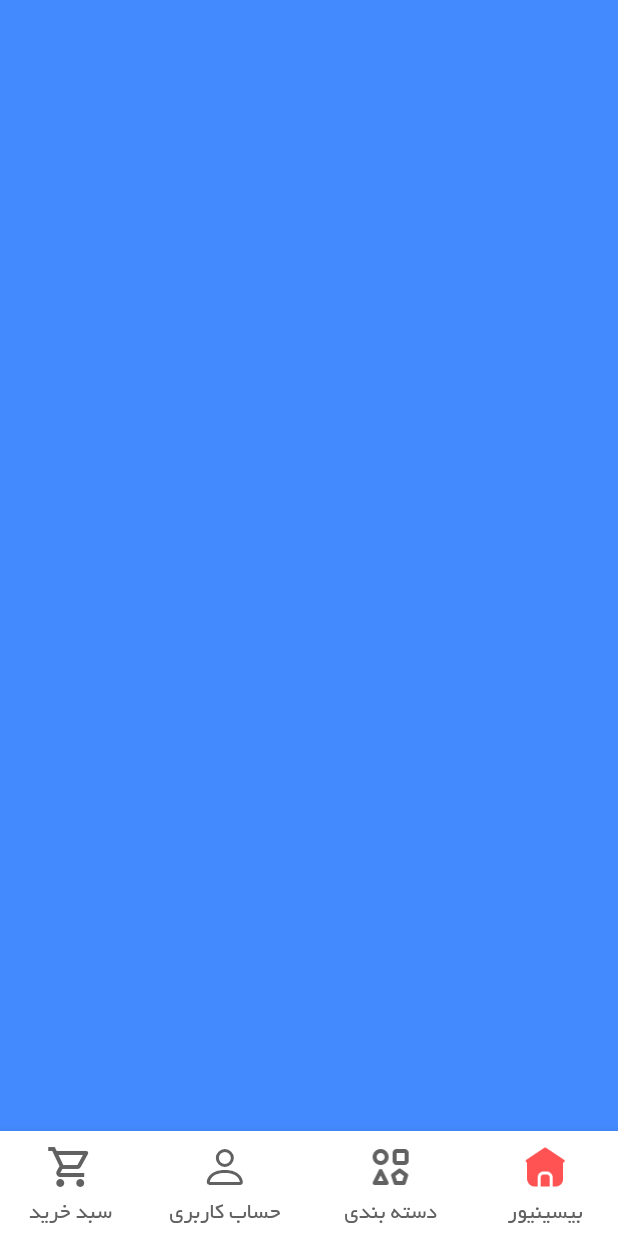
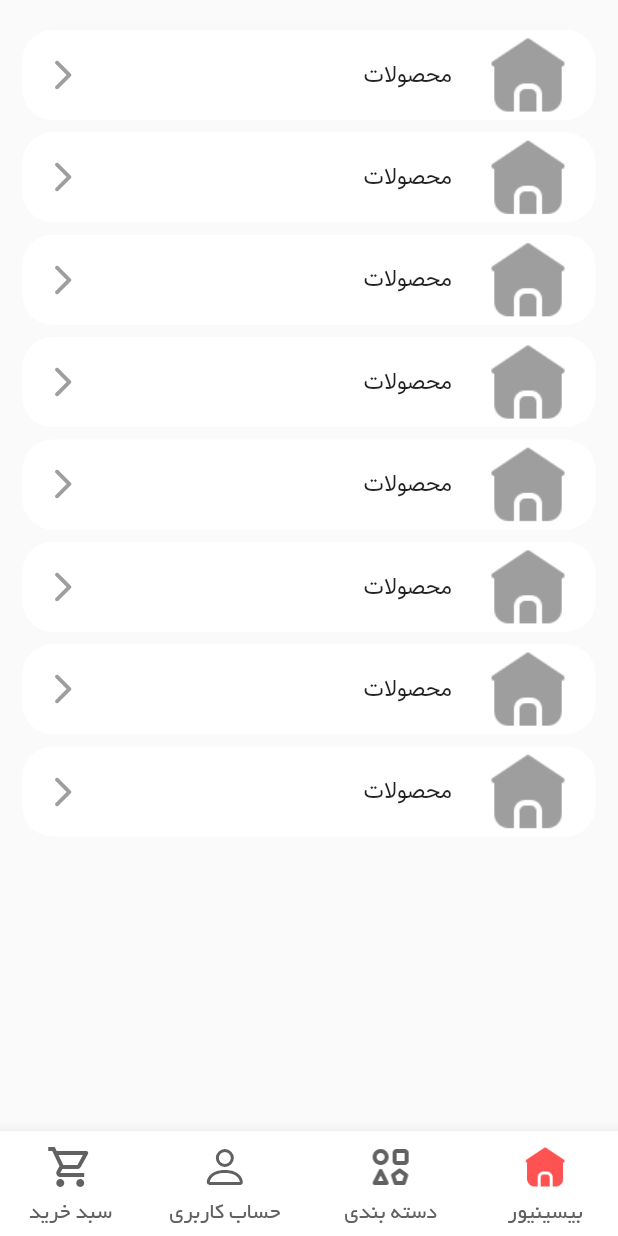
Before and after one commit to SajjadFlutter/shop_app, a Flutter app: the MainWrapper screen opened by its route, swiped to page 2, on a phone screen of 412 x 824 dp. Run offline on Flutter 3.47's test engine with Material 2 defaults, Android fonts, the phone set to English and light mode, and no system bars; our stand-ins replace bloc, cached_network_image, connectivity_plus, dio, flutter_bloc, flutter_rating_bar and 6 more; missing offline and left inert: delayed_widget; accounts and stored records are empty; network calls fail.

Commit message:
CategoryScreen added

```diff
--- a/lib/common/widgets/main_wrapper.dart
+++ b/lib/common/widgets/main_wrapper.dart
@@ -2,6 +2,7 @@ import 'package:flutter/material.dart';
 import 'package:shop_app/common/widgets/bottom_nav.dart';
 import 'package:shop_app/features/feature_home/presentation/screens/home_screen.dart';
 import 'package:shop_app/features/feature_home/presentation/screens/profile_screen.dart';
+import 'package:shop_app/features/feature_product/presentation/screens/category_screen.dart';
 
 class MainWrapper extends StatelessWidget {
   static String routeName = '/main_wrapper';
@@ -11,7 +12,7 @@ class MainWrapper extends StatelessWidget {
 
   final List<Widget> topLevelScreens = [
     const HomeScreen(),
-    Container(color: Colors.blueAccent),
+    const CategoryScreen(),
     ProfileScreen(),
     Container(color: Colors.amber),
   ];
--- a/lib/features/feature_home/presentation/screens/home_screen.dart
+++ b/lib/features/feature_home/presentation/screens/home_screen.dart
@@ -271,7 +271,7 @@ class _HomeScreenState extends State<HomeScreen> {
                                       imageUrl:
                                           homeModel.data!.banners![2].image!,
                                       placeholder: (context, string) {
-                                        return LoadingAnimation(size: 35.0);
+                                        return const LoadingAnimation(size: 35.0);
                                       },
                                       height: Responsive.isMobile(context)
                                           ? 160
--- /dev/null
+++ b/lib/features/feature_product/presentation/screens/category_screen.dart
@@ -0,0 +1,52 @@
+import 'package:flutter/material.dart';
+
+class CategoryScreen extends StatelessWidget {
+  const CategoryScreen({super.key});
+
+  @override
+  Widget build(BuildContext context) {
+    // get size device
+    var width = MediaQuery.of(context).size.width;
+    var height = MediaQuery.of(context).size.height;
+
+    return ListView.separated(
+      padding: const EdgeInsets.only(top: 20.0),
+      itemBuilder: (context, index) {
+        return Padding(
+          padding: const EdgeInsets.symmetric(horizontal: 15.0),
+          child: Container(
+            height: 60.0,
+            decoration: BoxDecoration(
+              color: Colors.white,
+              borderRadius: BorderRadius.circular(20.0),
+            ),
+            child: Padding(
+              padding: const EdgeInsets.symmetric(horizontal: 15.0),
+              child: Row(
+                mainAxisAlignment: MainAxisAlignment.spaceBetween,
+                children: [
+                  Row(
+                    children: [
+                      ClipRRect(
+                        borderRadius: BorderRadius.circular(20.0),
+                        child: Image.asset(
+                          'assets/images/home_icon.png',
+                          color: Colors.grey,
+                        ),
+                      ),
+                      SizedBox(width: width*0.05),
+                      const Text('محصولات'),
+                    ],
+                  ),
+                  const Icon(Icons.arrow_back_ios_new_rounded,color: Colors.grey),
+                ],
+              ),
+            ),
+          ),
+        );
+      },
+      separatorBuilder: (context, index) => SizedBox(height: height * 0.01),
+      itemCount: 8,
+    );
+  }
+}
```
Also changed, not shown: lib/features/feature_product/data/data_source/remote/category_api_provider.dart (added), lib/features/feature_product/repository/category_repository.dart (added).
